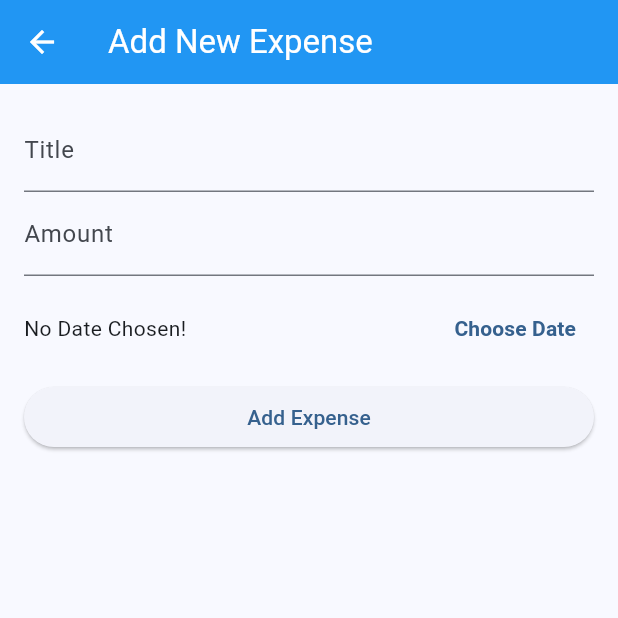
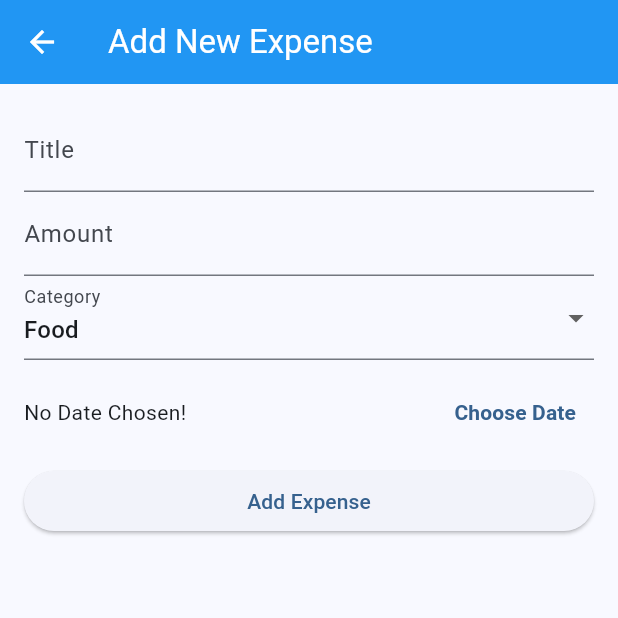
Before and after one commit to RoboBlastic/AndriodExpenseReport, a Flutter app: the screen it shows after launch, after a tap on the "add" icon, on a phone screen of 412 x 824 dp, the top half of it. Run offline on Flutter 3.47's test engine with Material 3 defaults, Android fonts, the phone set to English and light mode, and no system bars; our stand-ins replace sqflite, sqflite_common_ffi; accounts and stored records are empty.

Commit message:
Category Added

```diff
--- a/lib/add_expense_screen.dart
+++ b/lib/add_expense_screen.dart
@@ -14,6 +14,17 @@ class _AddExpenseScreenState extends State<AddExpenseScreen> {
   final _titleController = TextEditingController();
   final _amountController = TextEditingController();
   DateTime? _selectedDate;
+  String _selectedCategory = 'Food';
+
+  final _categories = [
+    'Food',
+    'Travel',
+    'Shopping',
+    'Bills',
+    'Health',
+    'Entertainment',
+    'Other',
+  ];
 
   void _presentDatePicker() {
     showDatePicker(
@@ -43,6 +54,7 @@ class _AddExpenseScreenState extends State<AddExpenseScreen> {
       enteredTitle,
       enteredAmount,
       _selectedDate!,
+      _selectedCategory,
     );
 
     Navigator.of(context).pop();
@@ -67,6 +79,23 @@ class _AddExpenseScreenState extends State<AddExpenseScreen> {
               controller: _amountController,
               decoration: const InputDecoration(labelText: 'Amount', prefixText: '₹'),
               keyboardType: TextInputType.number,
+            ),
+            DropdownButtonFormField(
+              initialValue: _selectedCategory,
+              items: _categories.map((String category) {
+                return DropdownMenuItem(
+                  value: category,
+                  child: Text(category),
+                );
+              }).toList(),
+              onChanged: (newValue) {
+                setState(() {
+                  _selectedCategory = newValue.toString();
+                });
+              },
+              decoration: const InputDecoration(
+                labelText: 'Category',
+              ),
             ),
             SizedBox(
               height: 70,
--- a/lib/database_helper.dart
+++ b/lib/database_helper.dart
@@ -17,8 +17,9 @@ class DatabaseHelper {
     String path = join(await getDatabasesPath(), 'expenses.db');
     return await openDatabase(
       path,
-      version: 1,
+      version: 2, // Incremented version to trigger an upgrade
       onCreate: _onCreate,
+      onUpgrade: _onUpgrade,
     );
   }
 
@@ -28,9 +29,16 @@ class DatabaseHelper {
         id INTEGER PRIMARY KEY AUTOINCREMENT,
         title TEXT,
         amount REAL,
-        date TEXT
+        date TEXT,
+        category TEXT
       )
     ''');
+  }
+
+  Future<void> _onUpgrade(Database db, int oldVersion, int newVersion) async {
+    if (oldVersion < 2) {
+      await db.execute('ALTER TABLE expenses ADD COLUMN category TEXT');
+    }
   }
 
   Future<int> insert(Map<String, dynamic> row) async {
--- a/lib/expense.dart
+++ b/lib/expense.dart
@@ -1,10 +1,12 @@
+
 class Expense {
   final int? id;
   final String title;
   final double amount;
   final DateTime date;
+  final String category;
 
-  Expense({this.id, required this.title, required this.amount, required this.date});
+  Expense({this.id, required this.title, required this.amount, required this.date, required this.category});
 
   Map<String, dynamic> toMap() {
     return {
@@ -12,6 +14,7 @@ class Expense {
       'title': title,
       'amount': amount,
       'date': date.toIso8601String(),
+      'category': category,
     };
   }
 
@@ -21,6 +24,7 @@ class Expense {
       title: map['title'],
       amount: map['amount'],
       date: DateTime.parse(map['date']),
+      category: map['category'],
     );
   }
 }
--- a/lib/expense_provider.dart
+++ b/lib/expense_provider.dart
@@ -11,11 +11,12 @@ class ExpenseProvider with ChangeNotifier {
     return _expenses.fold(0.0, (sum, item) => sum + item.amount);
   }
 
-  Future<void> addExpense(String title, double amount, DateTime date) async {
+  Future<void> addExpense(String title, double amount, DateTime date, String category) async {
     final newExpense = {
       'title': title,
       'amount': amount,
       'date': date.toIso8601String(),
+      'category': category,
     };
     await DatabaseHelper.instance.insert(newExpense);
     fetchExpenses();
@@ -29,6 +30,7 @@ class ExpenseProvider with ChangeNotifier {
         title: item['title'],
         amount: item['amount'],
         date: DateTime.parse(item['date']),
+        category: item['category'] ?? 'Other', // Default category if not found
       );
     }).toList();
     notifyListeners();
--- a/lib/main.dart
+++ b/lib/main.dart
@@ -87,6 +87,25 @@ class _MyHomePageState extends State<MyHomePage> {
     Provider.of<ExpenseProvider>(context, listen: false).fetchExpenses();
   }
 
+  IconData _getCategoryIcon(String category) {
+    switch (category) {
+      case 'Food':
+        return Icons.fastfood;
+      case 'Travel':
+        return Icons.flight;
+      case 'Shopping':
+        return Icons.shopping_cart;
+      case 'Bills':
+        return Icons.receipt;
+      case 'Health':
+        return Icons.healing;
+      case 'Entertainment':
+        return Icons.movie;
+      default:
+        return Icons.category;
+    }
+  }
+
   @override
   Widget build(BuildContext context) {
     final themeProvider = Provider.of<ThemeProvider>(context);
@@ -147,7 +166,7 @@ class _MyHomePageState extends State<MyHomePage> {
                                 radius: 30,
                                 backgroundColor: Theme.of(context).colorScheme.primaryContainer,
                                 child: Icon(
-                                  Icons.monetization_on_outlined,
+                                  _getCategoryIcon(expense.category),
                                   color: Theme.of(context).colorScheme.onPrimaryContainer,
                                   size: 30,
                                 ),
@@ -157,7 +176,7 @@ class _MyHomePageState extends State<MyHomePage> {
                                 style: Theme.of(context).textTheme.titleLarge,
                               ),
                               subtitle: Text(
-                                DateFormat.yMMMd().format(expense.date),
+                                '${expense.category} | ${DateFormat.yMMMd().format(expense.date)}',
                                 style: Theme.of(context).textTheme.bodyMedium,
                               ),
                               trailing: Row(
```
